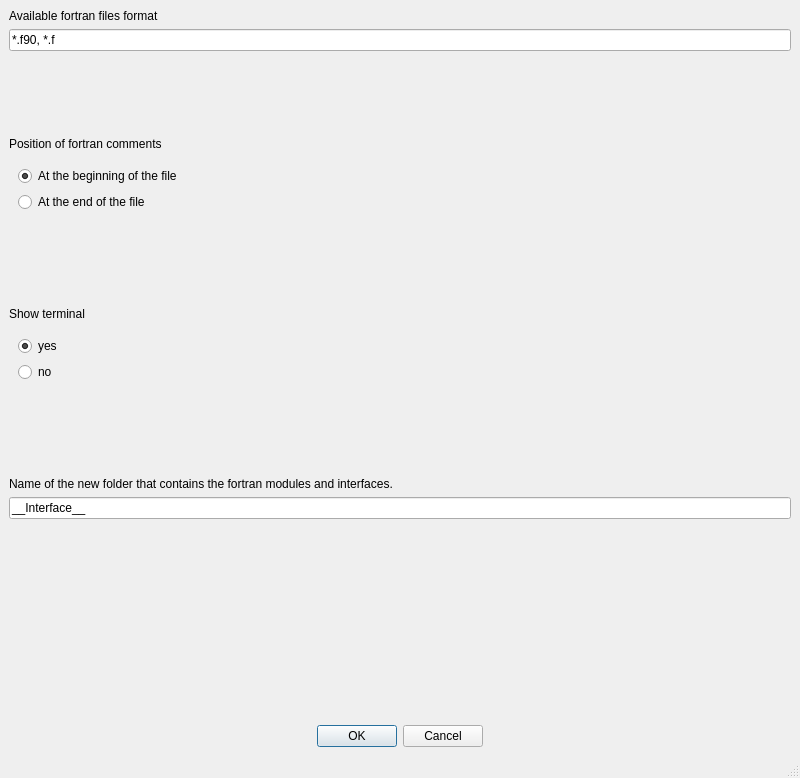
Before: the Qt Designer form fparser_GUI/Options.ui in mramagu/Fortran-to-Python-Wrapper, drawn with Qt 5.
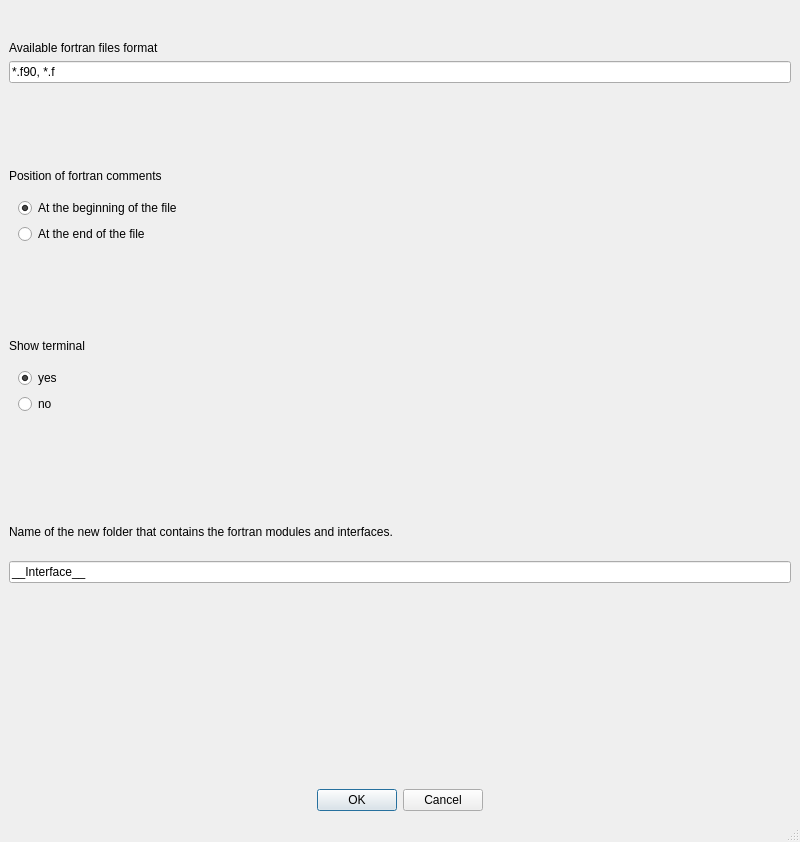
After: the same form once the commit is applied.

```diff
--- a/fparser_GUI/Options.ui
+++ b/fparser_GUI/Options.ui
@@ -7,7 +7,7 @@
     <x>0</x>
     <y>0</y>
     <width>800</width>
-    <height>754</height>
+    <height>842</height>
    </rect>
   </property>
   <property name="windowTitle">
```
Left out of the diff: 2 changed lines with no effect on the pictures.
